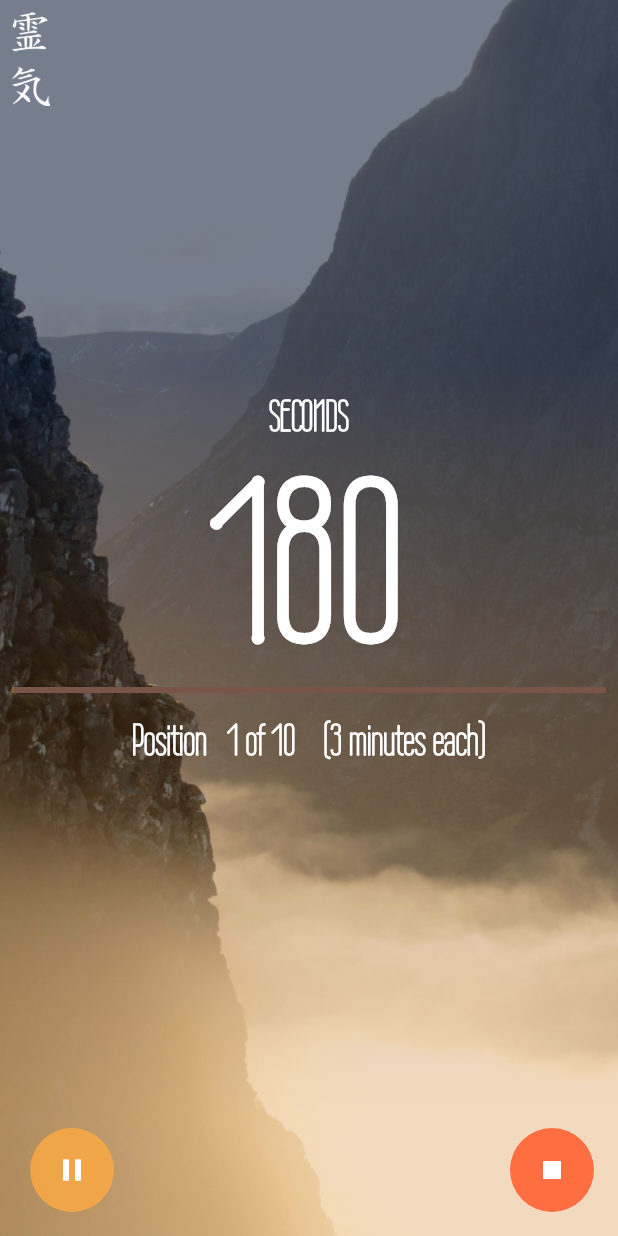
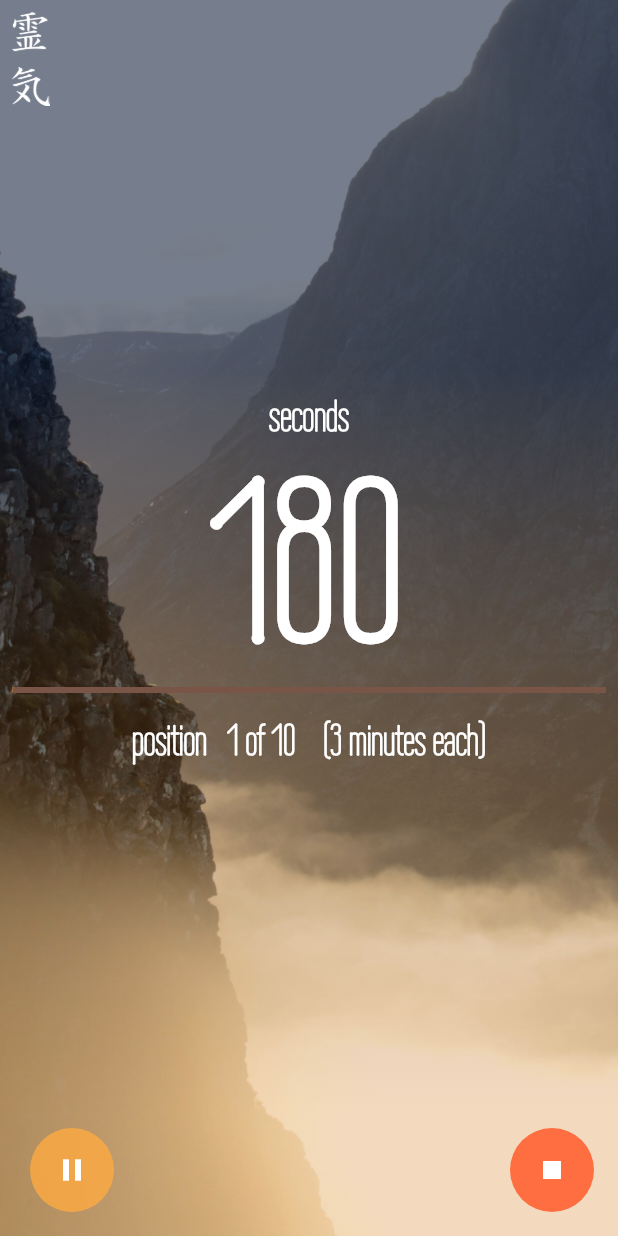
Before and after one commit to parablog/reiki_timer, a Flutter app: the screen it shows after launch, after a tap on the "play arrow" icon, on a phone screen of 412 x 824 dp. Run offline on Flutter 3.47's test engine with Material 2 defaults, Android fonts, the phone set to English and light mode, and no system bars; drawn by our look-alikes of timer_count_down; our stand-ins replace audioplayers, flutter_vector_icons, get, wakelock.

Commit message:
removed traces, cleaned up a bit

```diff
--- a/lib/modules/home/home_controller.dart
+++ b/lib/modules/home/home_controller.dart
@@ -59,8 +59,7 @@ class HomeController extends GetxController {
   double left() {
     var total = positions() * seconds;
     var value = ((total - elapsed)) / total;
-    // print('HomeController.left value -> ${value}');
-    return 1 - value; // - 0.10;
+    return 1 - value;
   }
 
   int get seconds => minutes() * 60;
--- a/lib/modules/home/home_page.dart
+++ b/lib/modules/home/home_page.dart
@@ -1,13 +1,10 @@
 import 'package:flutter/material.dart';
 import 'package:get/get.dart';
 import 'package:reiki_app/modules/home/home_controller.dart';
-import 'package:reiki_app/widgets/config_setter.dart';
+import 'package:reiki_app/widgets/setter.dart';
 import 'package:reiki_app/widgets/counter_info.dart';
 import 'package:reiki_app/widgets/presets.dart';
 import 'package:timer_count_down/timer_count_down.dart';
-import 'package:flutter_vector_icons/flutter_vector_icons.dart';
-
-import '../../constants.dart';
 
 class HomeBindings implements Bindings {
   @override
@@ -24,76 +21,14 @@ class HomePage extends GetView<HomeController> {
         top: true,
         child: Stack(
           children: <Widget>[
-            Container(
-              decoration: BoxDecoration(
-                color: Colors.transparent,
-                image: DecorationImage(
-                  fit: BoxFit.cover,
-                  image: AssetImage(
-                    'assets/images/background.jpg',
-                  ),
-                ),
-              ),
-              // height: 350.0,
-            ),
-            Container(
-              // height: 350.0,
-              decoration: BoxDecoration(
-                color: Colors.white,
-                gradient: LinearGradient(
-                  end: Alignment.bottomCenter,
-                  begin: Alignment.topCenter,
-                  stops: [0.3, 0.9],
-                  colors: <Color>[
-                    Color(0x8A02102D),
-                    Color(0x41D06E04),
-                  ],
-                ),
-              ),
-            ),
-            Positioned(
-              width: 25,
-              height: 63,
-              top: 8.0,
-              left: 8.0,
-              child: Container(
-                alignment: Alignment.topRight,
-                decoration: BoxDecoration(
-                  image: DecorationImage(
-                    fit: BoxFit.contain,
-                    image: AssetImage(
-                      'assets/images/reiki-white.png',
-                    ),
-                  ),
-                ),
-              ),
-            ),
-            GetX<HomeController>(
-              builder: (controller) => controller.started()
-                  ? Positioned(
-                      bottom: 16.0,
-                      left: 16.0,
-                      child: ElevatedButton(
-                          child: Icon(
-                            controller.paused()
-                                ? Icons.play_arrow
-                                : Icons.pause,
-                          ),
-                          onPressed: () => controller.pause(),
-                          style: ElevatedButton.styleFrom(
-                            shape: CircleBorder(),
-                            padding: EdgeInsets.all(16),
-                            elevation: 0.0,
-                            primary: Colors.orangeAccent.withAlpha(200),
-                          )),
-                    )
-                  : Container(),
-            ),
+            BackgroundImage(),
+            GradientOverlay(),
+            Logo(),
+            buildPauseButton(),
             buildBody(),
           ],
         ),
       ),
-      //buildBody(kButtonStyle, kLabelTextStyle, kCounterTextStyle),
       floatingActionButton: FloatingActionButton(
         child: Obx(
           () =>
@@ -128,7 +63,6 @@ class HomePage extends GetView<HomeController> {
           children: [
             GetX<HomeController>(
               builder: (controller) {
-                print('minutes builder ${controller.minutes()}');
                 return Setter(
                   label: 'minutes',
                   value: controller.minutes(),
@@ -140,7 +74,6 @@ class HomePage extends GetView<HomeController> {
               height: 8.0,
             ),
             GetX<HomeController>(builder: (controller) {
-              print('positions builder ${controller.positions()}');
               return Setter(
                 label: 'positions',
                 value: controller.positions(),
@@ -210,84 +143,105 @@ class HomePage extends GetView<HomeController> {
     );
   }
 
-  Widget buildMinutes() {
-    return Row(
-      mainAxisAlignment: MainAxisAlignment.center,
-      crossAxisAlignment: CrossAxisAlignment.center,
-      children: [
-        Padding(
-          padding: const EdgeInsets.all(8.0),
-          child: ElevatedButton(
-            onPressed:
-                controller.started.value ? null : controller.decrementMinutes,
-            style: kButtonStyle,
-            child: Icon(Fontisto.minus_a),
-          ),
-        ),
-        Column(
-          children: [
-            Text(
-              "${controller.minutes}",
-              style: kCounterTextStyle,
-            ),
-            Text(
-              "MINUTES",
-              style: kLabelTextStyle,
-            ),
-          ],
-        ),
-        Padding(
-          padding: const EdgeInsets.all(8.0),
-          child: ElevatedButton(
-            onPressed:
-                controller.started.value ? null : controller.incrementMinutes,
-            style: kButtonStyle,
-            child: Icon(Fontisto.plus_a),
-          ),
-        ),
-      ],
-    );
-  }
-
-  Row buildPositions() {
-    return Row(
-      mainAxisAlignment: MainAxisAlignment.center,
-      crossAxisAlignment: CrossAxisAlignment.center,
-      children: [
-        Padding(
-          padding: const EdgeInsets.all(8.0),
-          child: ElevatedButton(
-            onPressed: controller.decrementPosition,
-            style: kButtonStyle,
-            child: Icon(Fontisto.minus_a),
-          ),
-        ),
-        Column(
-          children: [
-            Text(
-              "${controller.positions()}",
-              style: kCounterTextStyle,
-            ),
-            Text(
-              "POSITIONS",
-              style: kLabelTextStyle,
-            ),
-          ],
-        ),
-        Padding(
-          padding: const EdgeInsets.all(8.0),
-          child: ElevatedButton(
-            onPressed: controller.incrementPosition,
-            style: kButtonStyle,
-            child: Icon(Fontisto.plus_a),
-          ),
-        ),
-      ],
-    );
-  }
-
   setOptions(int positions, int minutes) {
     controller.positions(positions);
     controller.minutes(minutes);
   }
+
+  GetX<HomeController> buildPauseButton() {
+    return GetX<HomeController>(
+      builder: (controller) => controller.started()
+          ? Positioned(
+              bottom: 16.0,
+              left: 16.0,
+              child: ElevatedButton(
+                child: Icon(
+                  controller.paused() ? Icons.play_arrow : Icons.pause,
+                ),
+                onPressed: () => controller.pause(),
+                style: ElevatedButton.styleFrom(
+                  shape: CircleBorder(),
+                  padding: EdgeInsets.all(16),
+                  elevation: 0.0,
+                  primary: Colors.orangeAccent.withAlpha(200),
+                ),
+              ),
+            )
+          : Container(),
+    );
+  }
 }
+
+class Logo extends StatelessWidget {
+  const Logo({
+    Key? key,
+  }) : super(key: key);
+
+  @override
+  Widget build(BuildContext context) {
+    return Positioned(
+      width: 25,
+      height: 63,
+      top: 8.0,
+      left: 8.0,
+      child: Container(
+        alignment: Alignment.topRight,
+        decoration: BoxDecoration(
+          image: DecorationImage(
+            fit: BoxFit.contain,
+            image: AssetImage(
+              'assets/images/reiki-white.png',
+            ),
+          ),
+        ),
+      ),
+    );
+  }
+}
+
+class GradientOverlay extends StatelessWidget {
+  const GradientOverlay({
+    Key? key,
+  }) : super(key: key);
+
+  @override
+  Widget build(BuildContext context) {
+    return Container(
+      // height: 350.0,
+      decoration: BoxDecoration(
+        color: Colors.white,
+        gradient: LinearGradient(
+          end: Alignment.bottomCenter,
+          begin: Alignment.topCenter,
+          stops: [0.3, 0.9],
+          colors: <Color>[
+            Color(0x8A02102D),
+            Color(0x41D06E04),
+          ],
+        ),
+      ),
+    );
+  }
+}
+
+class BackgroundImage extends StatelessWidget {
+  const BackgroundImage({
+    Key? key,
+  }) : super(key: key);
+
+  @override
+  Widget build(BuildContext context) {
+    return Container(
+      decoration: BoxDecoration(
+        color: Colors.transparent,
+        image: DecorationImage(
+          fit: BoxFit.cover,
+          image: AssetImage(
+            'assets/images/background.jpg',
+          ),
+        ),
+      ),
+      // height: 350.0,
+    );
+  }
+}
--- a/lib/widgets/counter_info.dart
+++ b/lib/widgets/counter_info.dart
@@ -22,7 +22,7 @@ class CounterInfo extends StatelessWidget {
     return Column(
       children: [
         Text(
-          'SECONDS',
+          'seconds',
           style: kLabelTextStyle,
         ),
         Text(
@@ -41,7 +41,7 @@ class CounterInfo extends StatelessWidget {
           height: 16.0,
         ),
         Text(
-          "Position   $position of $positions    ($minutes minutes each)",
+          "position   $position of $positions    ($minutes minutes each)",
           style: kLabelTextStyle,
         ),
       ],
```
Also changed, not shown: lib/widgets/setter.dart (renamed from lib/widgets/config_setter.dart, +4 -33 lines).
